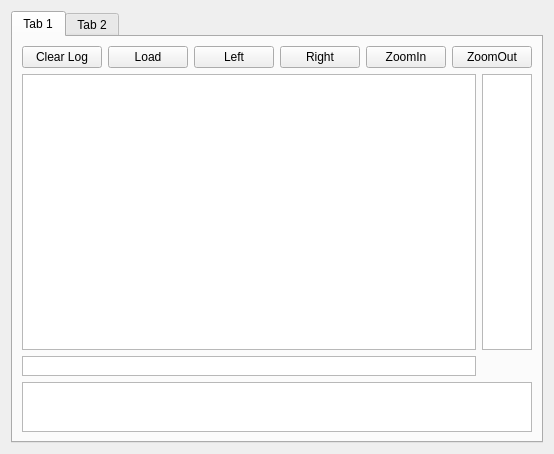
Before: the Qt Designer form quoteView.ui in kkchein/stock, drawn with Qt 5.
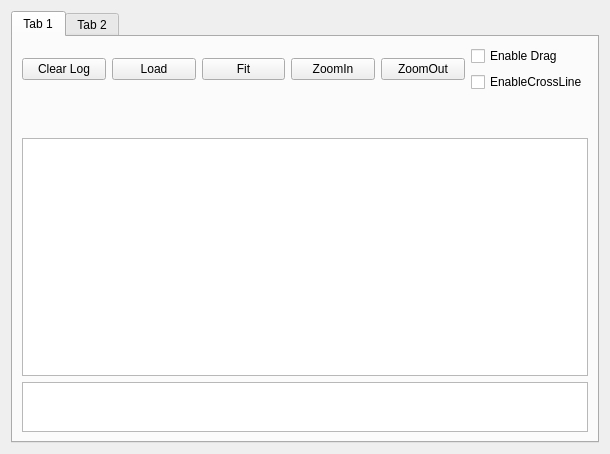
After: the same form once the commit is applied.

Commit message: #   X00_04  2015/03/10  K.K.Chien #       1. add yahooFinance to get quote data from yahoo finance #       2. getValueBoundary wil update vmax, vmin #       3. draw assisntant line #       4. encode utf8 in googlefinance

The edit to the form file:
```diff
--- a/quoteView.ui
+++ b/quoteView.ui
@@ -6,7 +6,7 @@
    <rect>
     <x>0</x>
     <y>0</y>
-    <width>522</width>
+    <width>610</width>
     <height>454</height>
    </rect>
   </property>
@@ -24,49 +24,70 @@
        <string>Tab 1</string>
       </attribute>
       <layout class="QGridLayout" name="gridLayout">
-       <item row="0" column="0">
+       <item row="0" column="0" rowspan="2">
         <widget class="QPushButton" name="pushButtonClearLog">
          <property name="text">
           <string>Clear Log</string>
          </property>
         </widget>
        </item>
-       <item row="0" column="1">
+       <item row="0" column="1" rowspan="2">
         <widget class="QPushButton" name="pushButtonLoad">
          <property name="text">
           <string>Load</string>
          </property>
         </widget>
        </item>
-       <item row="0" column="2">
-        <widget class="QPushButton" name="pushButtonLeft">
+       <item row="0" column="2" rowspan="2">
+        <widget class="QPushButton" name="pushButtonFit">
          <property name="text">
-          <string>Left</string>
+          <string>Fit</string>
          </property>
         </widget>
        </item>
-       <item row="0" column="3">
-        <widget class="QPushButton" name="pushButtonRight">
-         <property name="text">
-          <string>Right</string>
-         </property>
-        </widget>
-       </item>
-       <item row="0" column="4">
+       <item row="0" column="3" rowspan="2">
         <widget class="QPushButton" name="pushButtonZoomIn">
          <property name="text">
           <string>ZoomIn</string>
          </property>
         </widget>
        </item>
-       <item row="0" column="5" colspan="2">
+       <item row="0" column="4" rowspan="2">
         <widget class="QPushButton" name="pushButtonZoomOut">
          <property name="text">
           <string>ZoomOut</string>
          </property>
         </widget>
        </item>
-       <item row="1" column="0" colspan="6">
+       <item row="0" column="5">
+        <widget class="QCheckBox" name="checkBoxDrag">
+         <property name="text">
+          <string>Enable Drag</string>
+         </property>
+        </widget>
+       </item>
+       <item row="1" column="5">
+        <widget class="QCheckBox" name="checkBoxCrossLine">
+         <property name="text">
+          <string>EnableCrossLine</string>
+         </property>
+        </widget>
+       </item>
+       <item row="2" column="0" colspan="6">
+        <widget class="QLabel" name="labelValue">
+         <property name="text">
+          <string/>
+         </property>
+        </widget>
+       </item>
+       <item row="3" column="0" colspan="6">
+        <widget class="QLabel" name="labelCurrent">
+         <property name="text">
+          <string/>
+         </property>
+        </widget>
+       </item>
+       <item row="4" column="0" colspan="6">
         <widget class="QGraphicsView" name="graphicsView">
          <property name="mouseTracking">
           <bool>true</bool>
@@ -82,27 +103,7 @@
          </property>
         </widget>
        </item>
-       <item row="1" column="6">
-        <widget class="QGraphicsView" name="graphicsView_2">
-         <property name="maximumSize">
-          <size>
-           <width>50</width>
-           <height>16777215</height>
-          </size>
-         </property>
-        </widget>
-       </item>
-       <item row="2" column="0" colspan="6">
-        <widget class="QGraphicsView" name="graphicsView_3">
-         <property name="maximumSize">
-          <size>
-           <width>16777215</width>
-           <height>20</height>
-          </size>
-         </property>
-        </widget>
-       </item>
-       <item row="3" column="0" colspan="7">
+       <item row="5" column="0" colspan="6">
         <widget class="QTextBrowser" name="textBrowser">
          <property name="maximumSize">
           <size>
```
Left out of the diff: 2 changed lines with no effect on the pictures. The commit also changes 16 other files.
